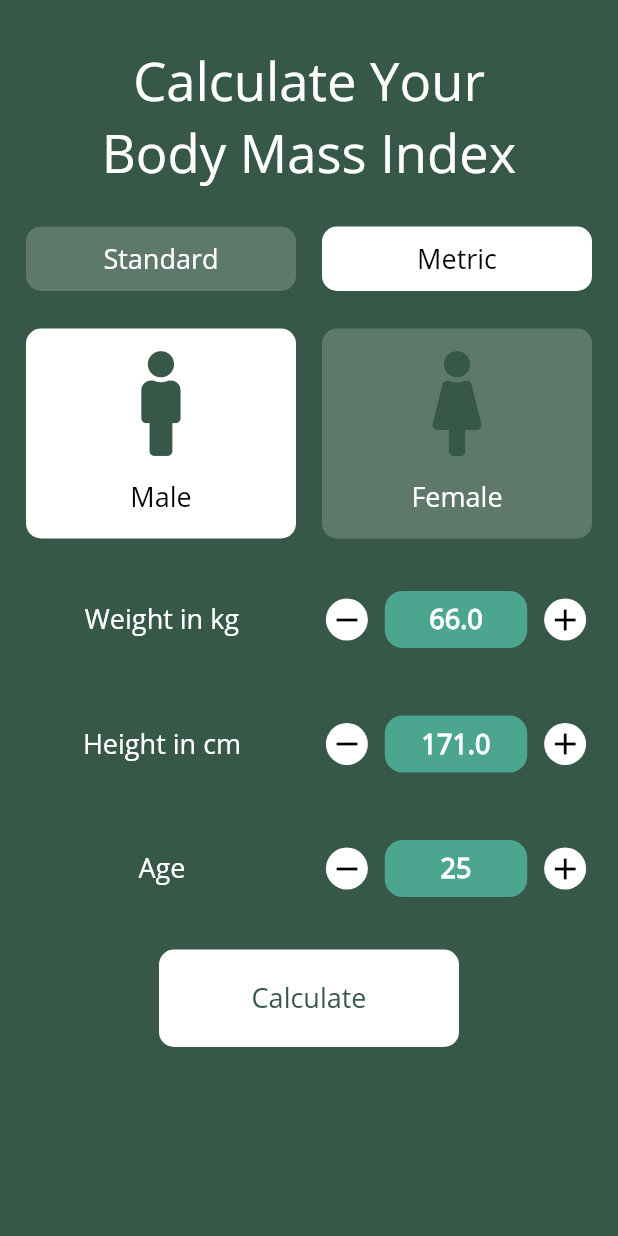
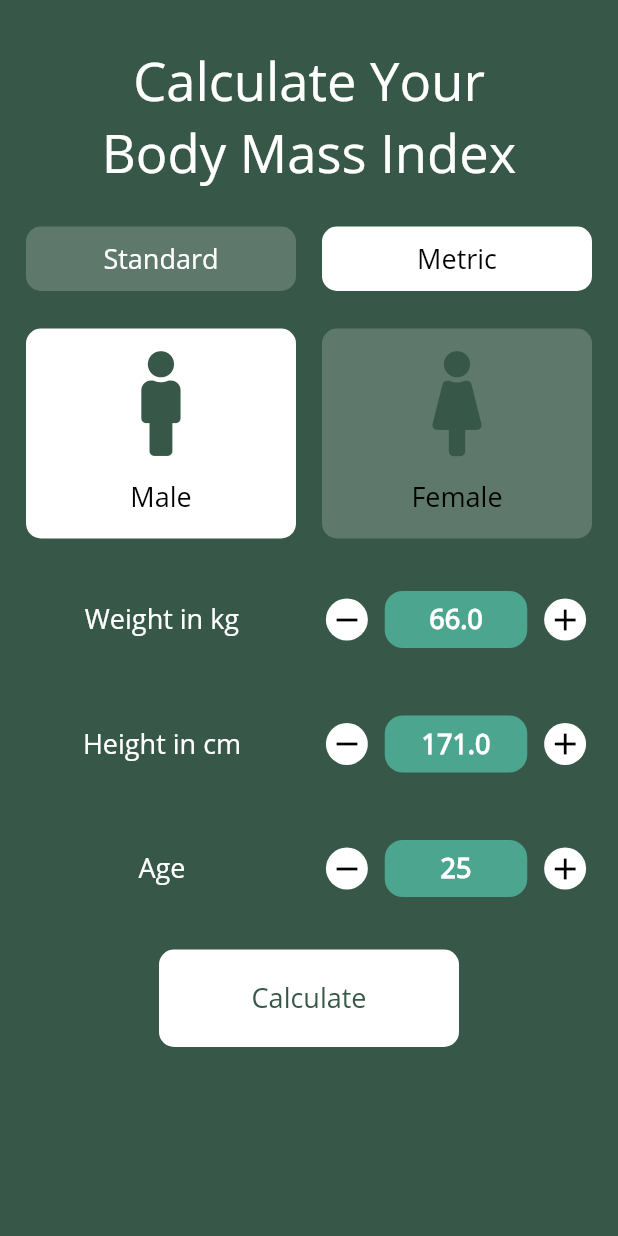
Before and after one commit to Sabuj-A/BmiCalculatorUI, a Flutter app: the screen it shows after launch, after a tap on "Metric", after a tap on "Male", on a phone screen of 412 x 824 dp. Run offline on Flutter 3.47's test engine with Material 2 defaults, Android fonts, the phone set to English and light mode, and no system bars; our stand-ins replace font_awesome_flutter.

Commit message:
Third Commit

```diff
--- a/lib/Hompage.dart
+++ b/lib/Hompage.dart
@@ -102,6 +102,7 @@ class Homepage extends StatelessWidget {
             children: <Widget>[
               GestureDetector(
                 onTap: (){
+                  provider.selGender = 1;
                  provider.changeColorMale();
                 },
                 child: Container(
@@ -110,7 +111,7 @@ class Homepage extends StatelessWidget {
                   alignment: Alignment.center,
                   decoration: BoxDecoration(
                     borderRadius: BorderRadius.circular(10.0),
-                    color: provider.pselectedbackGroundColor,
+                    color: provider.pMalebackGroundColor,
                   ),
                   child: Column(
                     mainAxisAlignment: MainAxisAlignment.spaceEvenly,
@@ -118,13 +119,13 @@ class Homepage extends StatelessWidget {
                       Icon(
                         FontAwesomeIcons.male,
                         size: 70.0,
-                        color: provider.pselectedIconColor,
+                        color: provider.pMaleIconColor,
                       ),
                       Text(
                         'Male',
                         style: TextStyle(
                             fontSize: 18.0,
-                            color: provider.pselectedTextColor,
+                            color: provider.pMaleTextColor,
                             fontFamily: 'OpenSansR'),
                       ),
                     ],
@@ -133,6 +134,7 @@ class Homepage extends StatelessWidget {
               ),
               GestureDetector(
                 onTap: (){
+                  provider.selGender = 2;
                   provider.changeColorFemale();
                 },
                 child: Container(
@@ -141,7 +143,7 @@ class Homepage extends StatelessWidget {
                   alignment: Alignment.center,
                   decoration: BoxDecoration(
                     borderRadius: BorderRadius.circular(10.0),
-                    color: provider.pUnselectedbackGroundColor,
+                    color: provider.pFemalebackGroundColor,
                   ),
                   child: Column(
                     mainAxisAlignment: MainAxisAlignment.spaceEvenly,
@@ -149,13 +151,13 @@ class Homepage extends StatelessWidget {
                       Icon(
                         FontAwesomeIcons.female,
                         size: 70.0,
-                        color: provider.pUnselectedIconColor,
+                        color: provider.pFemaleIconColor,
                       ),
                       Text(
                         'Female',
                         style: TextStyle(
                             fontSize: 18.0,
-                            color: provider.pUnselectedTextColor,
+                            color: provider.pFemaleTextColor,
                             fontFamily: 'OpenSansR'),
                       ),
                     ],
--- a/lib/provider/calcProvider.dart
+++ b/lib/provider/calcProvider.dart
@@ -48,24 +48,23 @@ class CalcProvider with ChangeNotifier {
   Color KunselectedBackgroundColor = Color(0xFF5F786C);
   Color KunselectedTextColor = Colors.white;
   int selUnit = 1;
-  int selGender = 1;
+  int selGender = 0;
   void changeColorStandard() {
-    selUnit = 1;
+
     KselectedBackgroundColor = Colors.white;
     KselectedTextColor = Colors.black;
     KunselectedTextColor = Colors.white;
     KunselectedBackgroundColor = Color(0xFF5F786C);
-    print('Standart pressed $selUnit');
+
     notifyListeners();
   }
 
   void changeColorMetric() {
-    selUnit = 2;
+
     KselectedBackgroundColor = Color(0xFF5F786C);
     KselectedTextColor = Colors.white;
     KunselectedTextColor = Colors.black;
     KunselectedBackgroundColor = Colors.white;
-    print('Metric pressed $selUnit');
     notifyListeners();
   }
 
@@ -99,30 +98,30 @@ class CalcProvider with ChangeNotifier {
     notifyListeners();
   }
 
-  Color pselectedbackGroundColor = Colors.white;
-  Color pselectedIconColor = Color(0xFF375748);
-  Color pselectedTextColor = Colors.black;
-  Color pUnselectedbackGroundColor = Color(0xFF5F786C);
-  Color pUnselectedIconColor = Color(0xFF375748);
-  Color pUnselectedTextColor = Colors.white;
+  Color pMalebackGroundColor = Color(0xFF5F786C);
+  Color pMaleIconColor = Color(0xFF375748);
+  Color pMaleTextColor = Colors.black;
+  Color pFemalebackGroundColor = Color(0xFF5F786C);
+  Color pFemaleIconColor = Color(0xFF375748);
+  Color pFemaleTextColor = Colors.black;
 
-void changeColorMale(){
- pselectedbackGroundColor = Colors.white;
-   pselectedIconColor = Color(0xFF375748);
-   pselectedTextColor = Colors.black;
-   pUnselectedbackGroundColor = Color(0xFF5F786C);
-   pUnselectedIconColor = Color(0xFF375748);
-   pUnselectedTextColor = Colors.white;
-   notifyListeners();
+  void changeColorMale() {
+    pMalebackGroundColor = Colors.white;
+    pMaleIconColor = Color(0xFF375748);
+    pMaleTextColor = Colors.black;
+    pFemalebackGroundColor = Color(0xFF5F786C);
+    pFemaleIconColor = Color(0xFF375748);
+    pFemaleTextColor = Colors.black;
+    notifyListeners();
+  }
+
+  void changeColorFemale() {
+    pMalebackGroundColor = Color(0xFF5F786C);
+    pMaleIconColor = Color(0xFF375748);
+    pMaleTextColor = Colors.black;
+    pFemalebackGroundColor = Colors.white;
+    pFemaleIconColor = Color(0xFF375748);
+    pFemaleTextColor = Colors.black;
+    notifyListeners();
+  }
 }
-void changeColorFemale(){
- pselectedbackGroundColor = Color(0xFF5F786C);
-   pselectedIconColor = Color(0xFF375748);
-   pselectedTextColor = Colors.white;
-   pUnselectedbackGroundColor = Colors.white;
-   pUnselectedIconColor = Color(0xFF375748);
-   pUnselectedTextColor = Colors.black;
-   notifyListeners();
-}
-
-}
```
